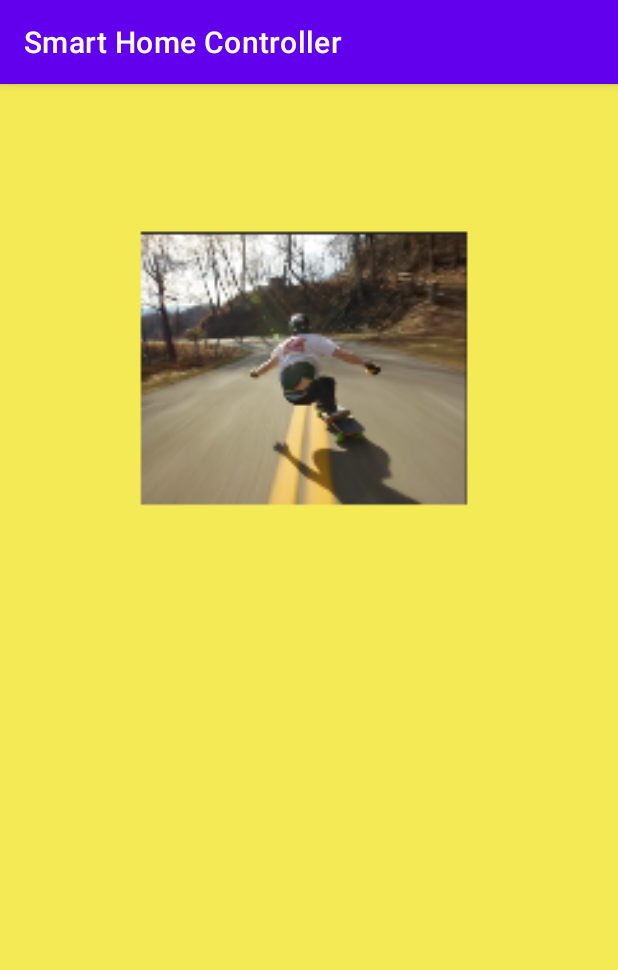
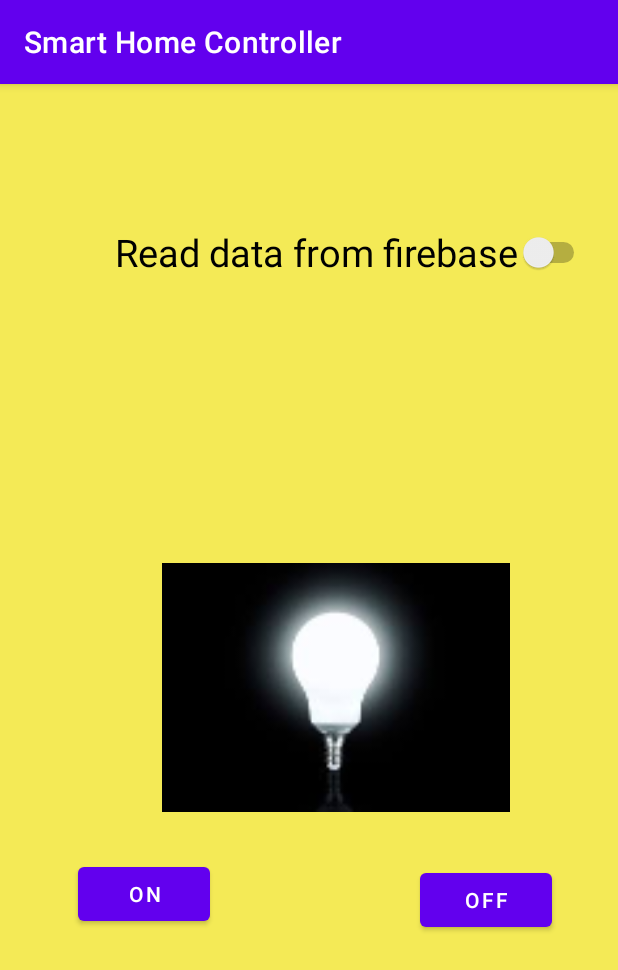
Before and after one commit to SafwanShaib3815/SHC-Software, an Android app: the fragment MotionFragment shown on its own in the app's theme, on a phone screen of 412 x 824 dp. Shown: the top 970 px of the screen. Run offline under Robolectric (Android 15) with nearby library versions, the phone set to English and light mode, and no system bars; our stand-ins replace Firebase (no records; nobody signed in at launch, a user with empty details on screens opened directly).

Commit message:
Improve the design of the motion screen

```diff
--- a/HomeCTRL/src/main/java/ca/T3/fab4/it/smart/home/controller/MotionFragment.java
+++ b/HomeCTRL/src/main/java/ca/T3/fab4/it/smart/home/controller/MotionFragment.java
@@ -7,14 +7,34 @@ Nkeiru Johnson-Achilike   n01411707 0NA
 package ca.T3.fab4.it.smart.home.controller;
 
 
+import static android.content.ContentValues.TAG;
+
 import android.os.Bundle;
 
 import androidx.fragment.app.Fragment;
+
+import android.util.Log;
 import android.view.LayoutInflater;
 import android.view.View;
 import android.view.ViewGroup;
+import android.view.animation.Animation;
+import android.view.animation.AnimationUtils;
+import android.widget.Button;
+import android.widget.ImageView;
+import android.widget.Switch;
+import android.widget.TextView;
+
+import com.google.firebase.database.DataSnapshot;
+import com.google.firebase.database.DatabaseError;
+import com.google.firebase.database.DatabaseReference;
+import com.google.firebase.database.FirebaseDatabase;
+import com.google.firebase.database.ValueEventListener;
 
 public class MotionFragment extends Fragment {
+
+    String value = "";
+    ImageView imageView;
+
     private static final String ARG_PARAM1 = "param1";
     private static final String ARG_PARAM2 = "param2";
 
@@ -48,6 +68,63 @@ public class MotionFragment extends Fragment {
     public View onCreateView(LayoutInflater inflater, ViewGroup container,
                              Bundle savedInstanceState) {
         // Inflate the layout for this fragment
-        return inflater.inflate(R.layout.fragment_motion, container, false);
+        View view =  inflater.inflate(R.layout.fragment_motion, container, false);
+        Switch readData = view.findViewById(R.id.switch3);
+
+        // Write a message to the database
+        DatabaseReference ref = FirebaseDatabase.getInstance().getReference();
+        DatabaseReference motion = ref.child("Dummy Sensors").child("Motion Sensor").child("Mos");
+        TextView txtMessage = (TextView) view.findViewById(R.id.textView2);
+        imageView = view.findViewById(R.id.imageView);
+        Button onButton = view.findViewById(R.id.button8);
+        Button offButton = view.findViewById(R.id.button9);
+
+        onButton.setOnClickListener(new View.OnClickListener() {
+            @Override
+            public void onClick(View view) {
+
+                Animation animation = AnimationUtils.loadAnimation(getContext(), R.anim.blink);
+                imageView.startAnimation(animation);
+
+            }
+        });
+
+        offButton.setOnClickListener(new View.OnClickListener() {
+            @Override
+            public void onClick(View view) {
+                imageView.clearAnimation();
+            }
+        });
+
+        motion.addValueEventListener(new ValueEventListener() {
+            @Override
+            public void onDataChange(DataSnapshot dataSnapshot) {
+                // This method is called once with the initial value and again
+                // whenever data at this location is updated.
+                value = dataSnapshot.getValue(String.class);
+            }
+
+            @Override
+            public void onCancelled(DatabaseError error) {
+                // Failed to read value
+                Log.w(TAG, "Failed to read value.", error.toException());
+            }
+        });
+
+        readData.setOnClickListener(new View.OnClickListener() {
+            @Override
+            public void onClick(View view) {
+                if (readData.isChecked()) {
+
+                    txtMessage.setText(value);
+                }else
+                {
+                    txtMessage.setText(" ");
+                }
+
+
+            }
+        });
+        return view;
     }
 }
--- /dev/null
+++ b/HomeCTRL/src/main/res/anim/blink.xml
@@ -0,0 +1,8 @@
+<?xml version="1.0" encoding="utf-8"?>
+<set xmlns:android="http://schemas.android.com/apk/res/android">
+<alpha android:fromAlpha="0.0"
+    android:toAlpha="1.0"
+    android:duration="1000"
+    android:repeatMode="reverse"
+    android:repeatCount="infinite" />
+</set>
--- a/HomeCTRL/src/main/res/layout/fragment_motion.xml
+++ b/HomeCTRL/src/main/res/layout/fragment_motion.xml
@@ -14,11 +14,59 @@
 
     <ImageView
         android:id="@+id/imageView"
-        android:layout_width="357dp"
-        android:layout_height="275dp"
-        android:layout_marginStart="24dp"
-        android:layout_marginBottom="440dp"
+        android:layout_width="232dp"
+        android:layout_height="195dp"
+        android:layout_marginStart="108dp"
+        android:layout_marginBottom="268dp"
         app:layout_constraintBottom_toBottomOf="parent"
         app:layout_constraintStart_toStartOf="parent"
-        app:srcCompat="@mipmap/motion_foreground" />
+        app:srcCompat="@drawable/light_image" />
+
+    <TextView
+        android:id="@+id/textView2"
+        android:layout_width="300dp"
+        android:layout_height="55dp"
+        android:layout_marginStart="76dp"
+        android:layout_marginTop="160dp"
+        android:text=" "
+        android:gravity="center"
+        android:textSize="30sp"
+        android:textStyle="bold"
+        app:layout_constraintStart_toStartOf="parent"
+        app:layout_constraintTop_toTopOf="parent"
+        tools:ignore="SpeakableTextPresentCheck" />
+
+    <Switch
+        android:id="@+id/switch3"
+        android:layout_width="wrap_content"
+        android:layout_height="wrap_content"
+        android:layout_marginStart="76dp"
+        android:layout_marginTop="88dp"
+        android:gravity="center"
+        android:minHeight="48dp"
+        android:text="Read data from firebase"
+        android:textSize="25dp"
+        app:layout_constraintStart_toStartOf="parent"
+        app:layout_constraintTop_toTopOf="parent" />
+
+    <Button
+        android:id="@+id/button8"
+        android:layout_width="wrap_content"
+        android:layout_height="wrap_content"
+        android:layout_marginStart="52dp"
+        android:layout_marginTop="516dp"
+        android:text="@string/on"
+        app:layout_constraintStart_toStartOf="parent"
+        app:layout_constraintTop_toTopOf="parent" />
+
+    <Button
+        android:id="@+id/button9"
+        android:layout_width="wrap_content"
+        android:layout_height="wrap_content"
+        android:layout_marginStart="280dp"
+        android:layout_marginTop="520dp"
+        android:text="@string/off"
+        app:layout_constraintStart_toStartOf="parent"
+        app:layout_constraintTop_toTopOf="parent" />
+
 </androidx.constraintlayout.widget.ConstraintLayout>
--- a/HomeCTRL/src/main/res/layout/fragment_smoke.xml
+++ b/HomeCTRL/src/main/res/layout/fragment_smoke.xml
@@ -26,8 +26,8 @@
         android:id="@+id/button2"
         android:layout_width="wrap_content"
         android:layout_height="wrap_content"
-        android:layout_marginStart="16dp"
-        android:layout_marginTop="552dp"
+        android:layout_marginStart="120dp"
+        android:layout_marginTop="508dp"
         android:text="@string/btn2"
         app:layout_constraintStart_toStartOf="parent"
         app:layout_constraintTop_toTopOf="parent" />
--- a/HomeCTRL/src/main/res/values/strings.xml
+++ b/HomeCTRL/src/main/res/values/strings.xml
@@ -26,7 +26,7 @@ Nkeiru Johnson-Achilike         n01411707    0NA
     <string name="about_tv">This screen shows general info about the app yet to be implemented</string>
     <string name="snackbar_allow">Phone call permission allowed</string>
     <string name="snackbar_deny">Phone call permission Denied</string>
-    <string name="phone_number">tel:(416)999-0000</string>
+    <string name="phone_number">tel:999</string>
     <string name="sharedpref_filename">HomeCTRL_file</string>
     <string name="motionscreen">Motion Screen</string>
     <string name="smokescreen">Smoke Screen</string>
@@ -139,5 +139,7 @@ Nkeiru Johnson-Achilike         n01411707    0NA
     <string name="open_door_tv">Open Door</string>
     <string name="no_account">No account?</string>
     <string name="profile_picture">Profile picture</string>
+    <string name="on">ON</string>
+    <string name="off">OFF</string>
 
 </resources>
```
Also changed, not shown: HomeCTRL/src/main/AndroidManifest.xml (+0 -8 lines), HomeCTRL/src/main/java/ca/T3/fab4/it/smart/home/controller/AppSettingsActivity.java (deleted, +0 -43 lines), HomeCTRL/src/main/java/ca/T3/fab4/it/smart/home/controller/SettingsActivity.java (deleted, +0 -53 lines), HomeCTRL/src/main/res/layout/activity_app_settings.xml (deleted, +0 -68 lines), HomeCTRL/src/main/res/layout/activity_settings.xml (deleted, +0 -12 lines), HomeCTRL/src/main/res/drawable-xxhdpi/light_image.jpg (added), 1 other file.
